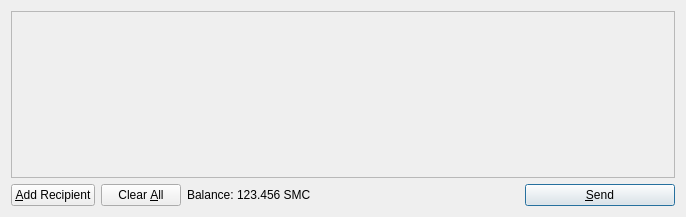
Before: the Qt Designer form src/qt/forms/sendcoinsdialog.ui in safaricoin/safaricoin, drawn with Qt 5.
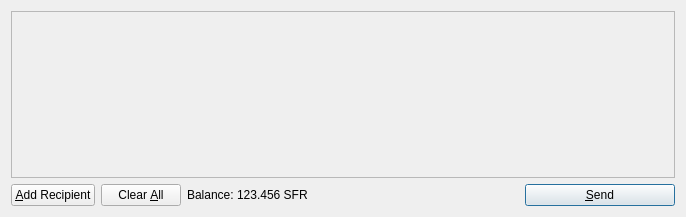
After: the same form once the commit is applied. Icons and pictures are not drawn.

Patch:
```diff
--- a/src/qt/forms/sendcoinsdialog.ui
+++ b/src/qt/forms/sendcoinsdialog.ui
@@ -119,7 +119,7 @@
           <cursorShape>IBeamCursor</cursorShape>
          </property>
          <property name="text">
-          <string>123.456 SMC</string>
+          <string>123.456 SFR</string>
          </property>
          <property name="textInteractionFlags">
           <set>Qt::LinksAccessibleByMouse|Qt::TextSelectableByKeyboard|Qt::TextSelectableByMouse</set>
```
